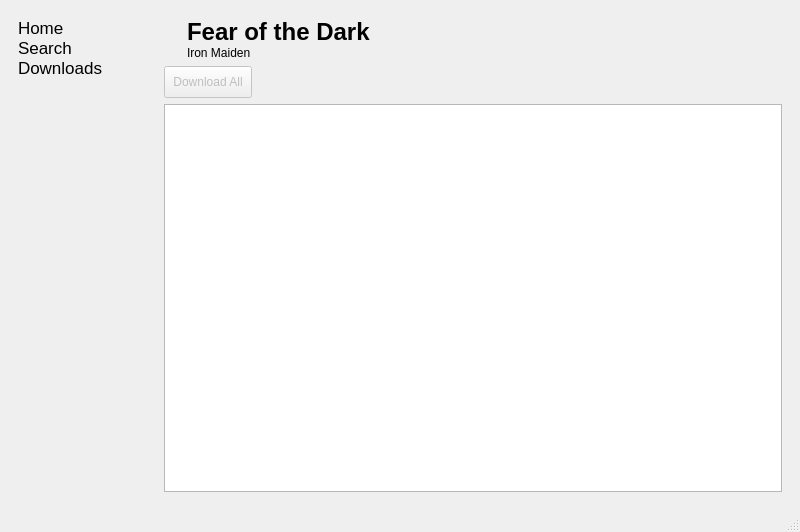
Docheinstein/music-dragon, file res/ui/mainwindow.ui: the form before one commit.
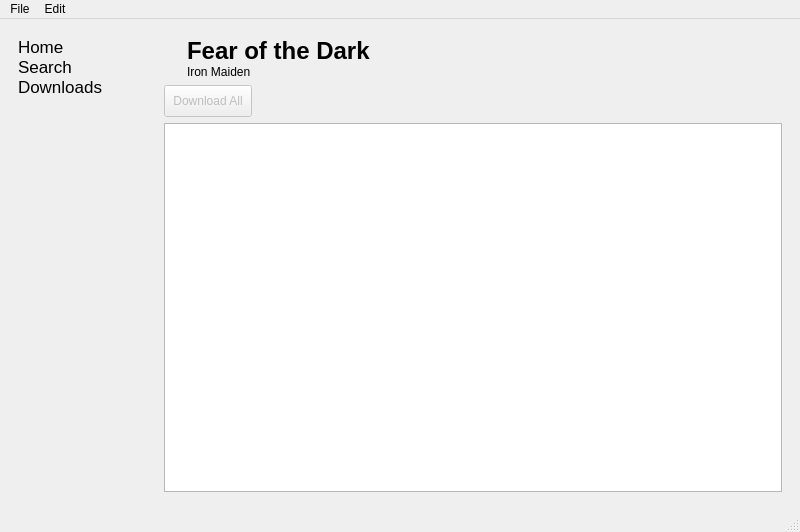
The form after the commit. Icons and pictures are not drawn. Custom widgets are drawn as their Qt base class.

What changed in the file:
```diff
--- a/res/ui/mainwindow.ui
+++ b/res/ui/mainwindow.ui
@@ -308,6 +308,19 @@
      <height>34</height>
     </rect>
    </property>
+   <widget class="QMenu" name="menuFile">
+    <property name="title">
+     <string>File</string>
+    </property>
+   </widget>
+   <widget class="QMenu" name="menuEdit">
+    <property name="title">
+     <string>Edit</string>
+    </property>
+    <addaction name="actionPreferences"/>
+   </widget>
+   <addaction name="menuFile"/>
+   <addaction name="menuEdit"/>
   </widget>
   <widget class="QStatusBar" name="statusbar"/>
  </widget>
```
Left out of the diff: 5 changed lines with no effect on the pictures.
